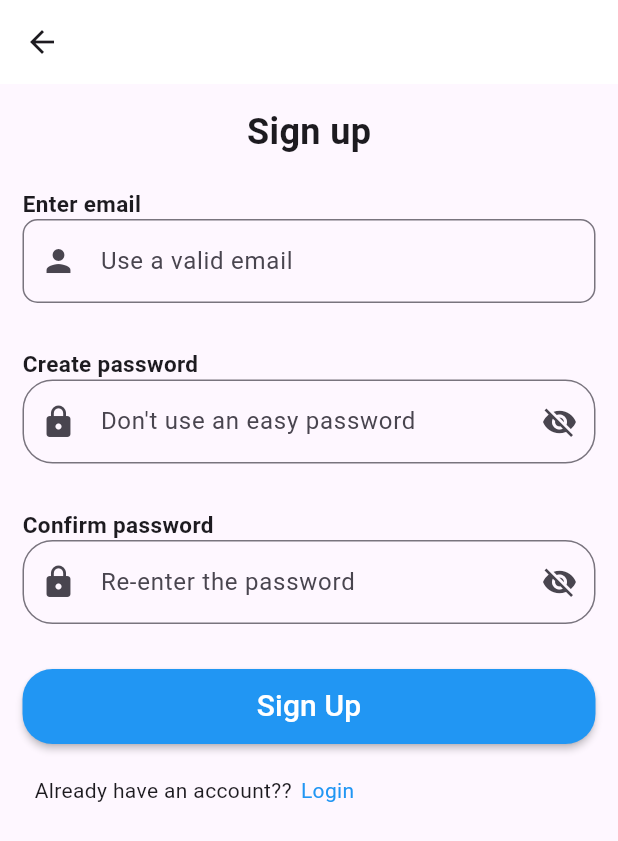
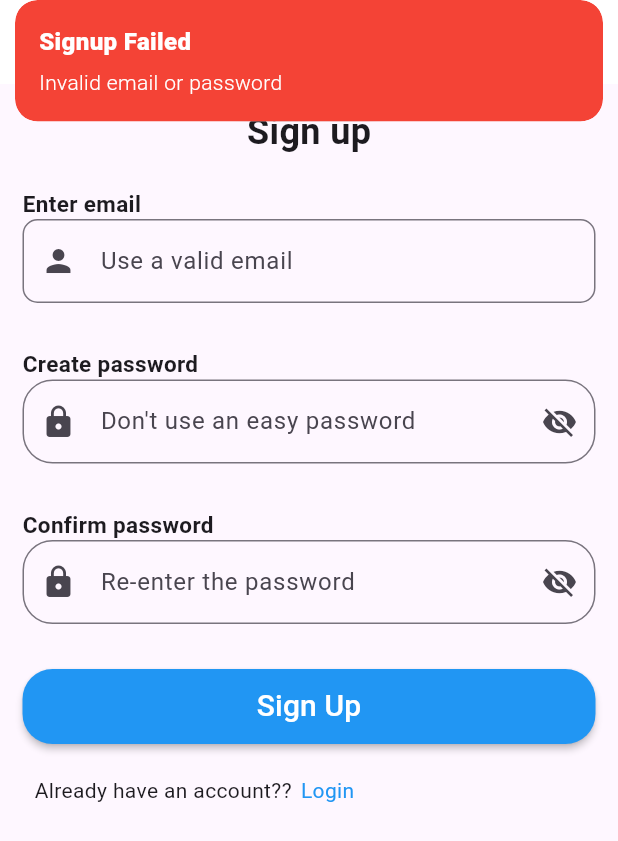
Before and after one commit to Machok4/Fidel, a Flutter app: the SignUpScreen screen opened by its route, after a tap on "Sign Up", on a phone screen of 412 x 824 dp. Shown: the top 841 px of the screen. Run offline on Flutter 3.47's test engine with Material 3 defaults, Android fonts, the phone set to English and light mode, and no system bars; our stand-ins replace curved_navigation_bar, get; accounts and stored records are empty.

Commit message:
Update signup.dart

```diff
--- a/lib/views/signup.dart
+++ b/lib/views/signup.dart
@@ -1,6 +1,14 @@
+
+import 'package:acs314_project/controllers/signupcontroller.dart';
 import 'package:flutter/material.dart';
 import 'package:get/get_core/src/get_main.dart';
+import 'package:get/get_instance/src/extension_instance.dart';
 import 'package:get/get_navigation/src/extension_navigation.dart';
+
+Signupcontroller signupController = Get.put(Signupcontroller());
+TextEditingController emailController = TextEditingController();
+TextEditingController passwordController = TextEditingController();
+
 
 class SignUpScreen extends StatefulWidget {
   const SignUpScreen({super.key});
@@ -28,6 +36,7 @@ class _MyWidgetState extends State<SignUpScreen> {
               //mainAxisAlignment: MainAxisAlignment.center,
               //crossAxisAlignment: CrossAxisAlignment.center,
               children: [
+
                 Text(
                   "Sign up",
                   style: TextStyle(fontSize: 24, fontWeight: FontWeight.bold),
@@ -35,18 +44,15 @@ class _MyWidgetState extends State<SignUpScreen> {
                 SizedBox(height: 20),
                 Row(
                   children: [
-                  Text(
-                    "Enter email",
-                    style: TextStyle(fontSize: 15, fontWeight: FontWeight.w700),
-                  ),
+                    Text("Enter email",style: TextStyle(fontSize:15,fontWeight: FontWeight.w700),),
                   ],
                 ),
                 TextField(
                   decoration: InputDecoration(
                     border: OutlineInputBorder(
-                    borderRadius: BorderRadius.circular(10.0),
+                      borderRadius: BorderRadius.circular(10.0)
                     ),
-                  hintText: "Use a valid email",
+                    hintText:"Use a valid email",
 
                     prefixIcon: Icon(Icons.person),
                   ),
@@ -56,10 +62,8 @@ class _MyWidgetState extends State<SignUpScreen> {
 
                 Row(
                   children: [
-                  Text(
-                    "Create password",
-                    style: TextStyle(fontSize: 15, fontWeight: FontWeight.w700),
-                  ),
+                    Text("Create password",style: TextStyle(fontSize:15,fontWeight: FontWeight.w700),),
+
                   ],
                 ),
                 TextField(
@@ -76,10 +80,8 @@ class _MyWidgetState extends State<SignUpScreen> {
                 SizedBox(height: 30),
                 Row(
                   children: [
-                  Text(
-                    "Confirm password",
-                    style: TextStyle(fontSize: 15, fontWeight: FontWeight.w700),
-                  ),
+                    Text("Confirm password",style: TextStyle(fontSize:15,fontWeight: FontWeight.w700),),
+
                   ],
                 ),
                 TextField(
@@ -96,8 +98,23 @@ class _MyWidgetState extends State<SignUpScreen> {
                 SizedBox(height: 30),
                 MaterialButton(
                   onPressed: () {
-                  // handle login tap
+                  bool success = Signupcontroller.signup(
+                    emailController.text,
+                    passwordController.text,
+                  );
+                  if (success) {
+                    Get.offAndToNamed("/homescreen");
+                  } else {
+                    Get.snackbar(
+                      "Signup Failed",
+                      "Invalid email or password",
+                      progressIndicatorBackgroundColor: Colors.red,
+                      backgroundColor: Colors.red,
+                      colorText: Colors.white,
+                    );
+                  }
                 },
+
                   color: Colors.blue,
                   minWidth: double.infinity,
                   height: 50,
@@ -120,16 +137,15 @@ class _MyWidgetState extends State<SignUpScreen> {
                           Text("Already have an account??"),
                           SizedBox(width: 6),
                           GestureDetector(
+
                             onTap: () => Get.toNamed("/login"),
-                          child: Text(
-                            "Login",
-                            style: TextStyle(color: Colors.blue),
-                          ),
+                             child: Text("Login", style: TextStyle(color: Colors.blue)),
+                              // Handle login tap
 
-                          // Handle login tap
                           ),
                         ],
                       ),
+
                     ],
                   ),
                 ),
```
Lines whose indentation alone changed are shown as unchanged.
